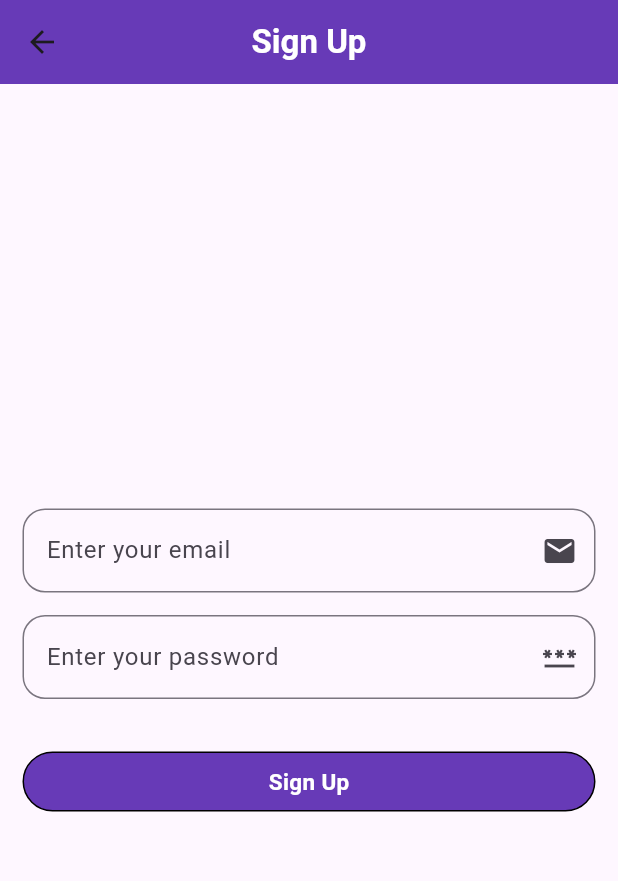
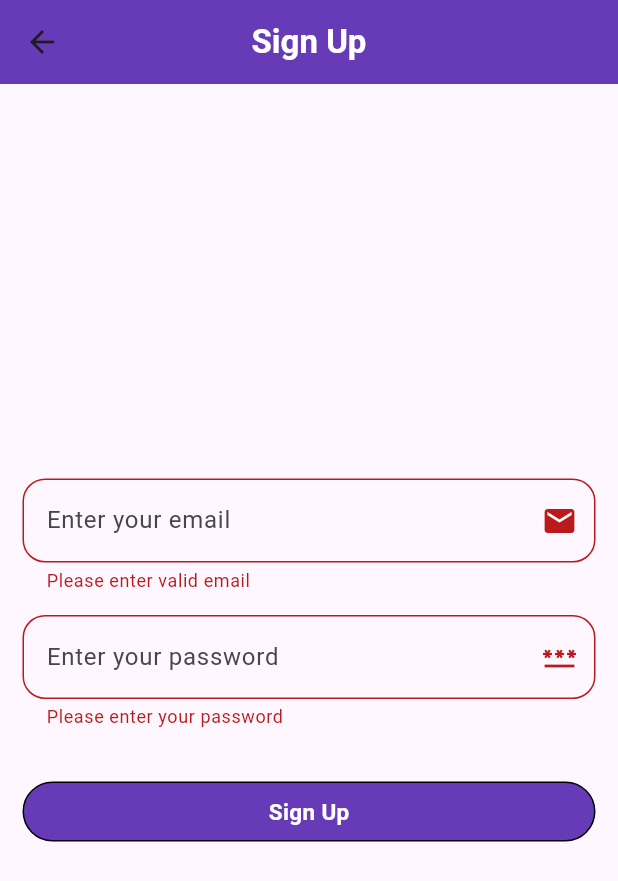
Before and after one commit to rathaurkaushik/firebase_app, a Flutter app: the SignupPage screen opened directly, after a tap on "Sign Up", on a phone screen of 412 x 824 dp. Shown: the top 881 px of the screen. Run offline on Flutter 3.47's test engine with Material 3 defaults, Android fonts, the phone set to English and light mode, and no system bars; our stand-ins replace firebase_auth, firebase_core, fluttertoast; accounts and stored records are empty.

Commit message:
changis on utils and sign up page develope form validators

```diff
--- a/lib/pages/auth/signUp_page.dart
+++ b/lib/pages/auth/signUp_page.dart
@@ -1,3 +1,5 @@
+import 'package:authenticate/pages/home_page.dart';
+import 'package:authenticate/utils/utils.dart';
 import 'package:firebase_auth/firebase_auth.dart';
 import 'package:authenticate/widgets/button.dart';
 import 'package:flutter/material.dart';
@@ -10,14 +12,39 @@ class SignupPage extends StatefulWidget {
 }
 
 class _SignupPageState extends State<SignupPage> {
+  final _formKey = GlobalKey<FormState>();
   TextEditingController emailController = TextEditingController();
   TextEditingController passwordController = TextEditingController();
+bool loading = false;
+  void signUp() async{
+    setState(() {
+      loading = true;
+    });
 
-  void signUp() {
     FirebaseAuth _auth = FirebaseAuth.instance;
+if(_formKey.currentState!.validate()){
+  await _auth.createUserWithEmailAndPassword(
+      email: emailController.text.toString(),
+      password: passwordController.text.toString()).then((value){
+    setState(() {
+      loading = false;
+    });
+Navigator.push(context, MaterialPageRoute(builder: (context)=> HomePage()));
+  }).onError((error, stackTraces){
+    setState(() {
+      loading = false;
+    });
+    Utils().toastMeassage(error.toString());
+  });
+}
 
-    _auth.signInWithEmailAndPassword(
-        email: emailController.text.toString(), password: passwordController.text.toString());
+  }
+
+  @override
+  void dispose() {
+    // TODO: implement dispose
+    emailController.dispose();
+    passwordController.dispose();
   }
 
   @override
@@ -33,6 +60,9 @@ class _SignupPageState extends State<SignupPage> {
       ),
       body: Padding(
         padding: const EdgeInsets.symmetric(horizontal: 15),
+        child:
+        Form(
+          key: _formKey,
           child: Column(
             mainAxisAlignment: MainAxisAlignment.center,
             children: [
@@ -44,7 +74,21 @@ class _SignupPageState extends State<SignupPage> {
                     suffixIcon: Icon(Icons.email),
                     border: OutlineInputBorder(
                         borderRadius: BorderRadius.circular(15))),
-            ),
+                validator: (value) {
+                  setState(() {
+                    loading = false;
+                  });
+                  if (value == null || value.isEmpty) {
+                    return 'Please enter valid email';
+                  }
+                  else if (!RegExp(r'^[^@]+@[^@]+\.[^@]+').hasMatch(value)) {
+                    return 'Please enter a valid email address';
+                  }
+
+                  return
+                  null;
+
+                }),
               SizedBox(
                 height: 15,
               ),
@@ -56,12 +100,26 @@ class _SignupPageState extends State<SignupPage> {
                     suffixIcon: Icon(Icons.password),
                     border: OutlineInputBorder(
                         borderRadius: BorderRadius.circular(15))),
+                validator: (value) {
+                  setState(() {
+                    loading = false;
+                  });
+                  if (value == null || value.isEmpty) {
+                    return 'Please enter your password';
+                  } else if (value.length < 6) {
+
+                    return 'Password must be at least 6 characters';
+                  }
+
+                  return null;
+                },
               ),
               SizedBox(
                 height: 35,
               ),
-            Button(title: 'Sign Up', voidCallback: signUp)
+              Button(title: 'Sign Up', voidCallback: signUp, loading: loading,)
             ],
+          ),
         ),
       ),
     );
--- a/lib/utils/utils.dart
+++ b/lib/utils/utils.dart
@@ -3,11 +3,11 @@ import 'package:fluttertoast/fluttertoast.dart';
 
 class Utils{
 
-toastMeassage(){
+toastMeassage(String error){
   Fluttertoast.showToast(
-      msg: "This is Center Short Toast",
+      msg: error,
       toastLength: Toast.LENGTH_SHORT,
-      gravity: ToastGravity.CENTER,
+      gravity: ToastGravity.BOTTOM,
       timeInSecForIosWeb: 1,
       backgroundColor: Colors.red,
       textColor: Colors.white,
--- a/lib/widgets/button.dart
+++ b/lib/widgets/button.dart
@@ -26,6 +26,8 @@ class Button extends StatelessWidget {
               child: loading
                   ? CircularProgressIndicator(
                       color: Colors.white,
+                strokeWidth: 4,
+                strokeAlign: -1.5,
                     )
                   : Text(
                       title,
```
Also changed, not shown: lib/pages/auth/login_page.dart (+4 -4 lines), lib/pages/home_page.dart (+14 -3 lines). Lines whose indentation alone changed are shown as unchanged.
